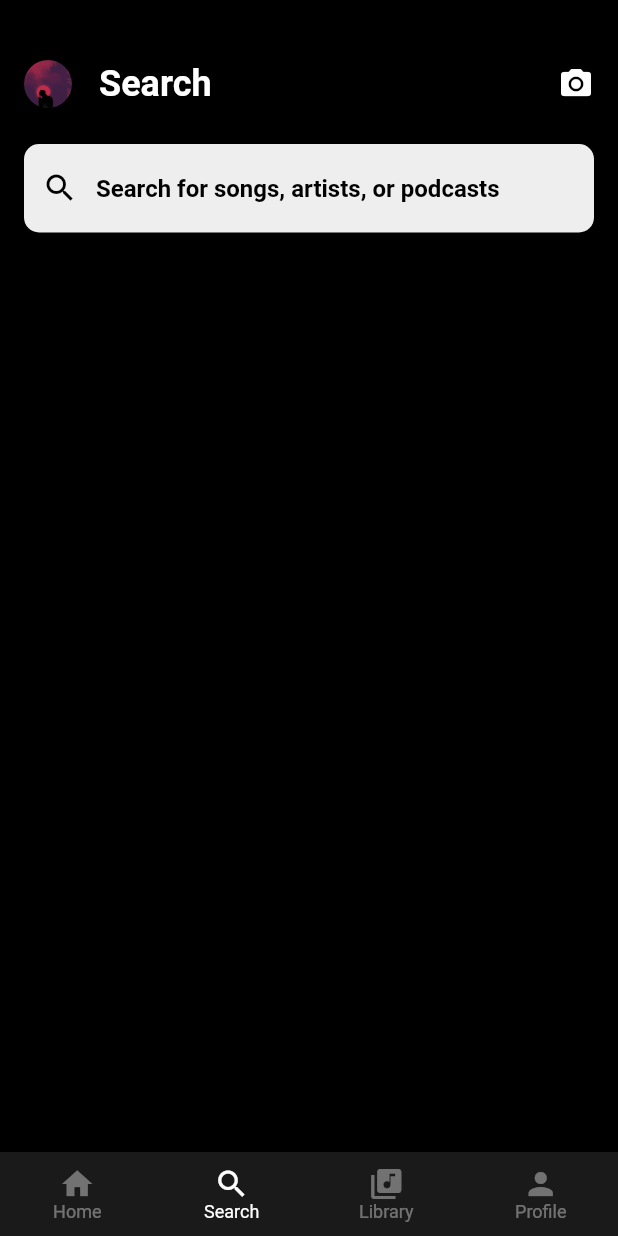
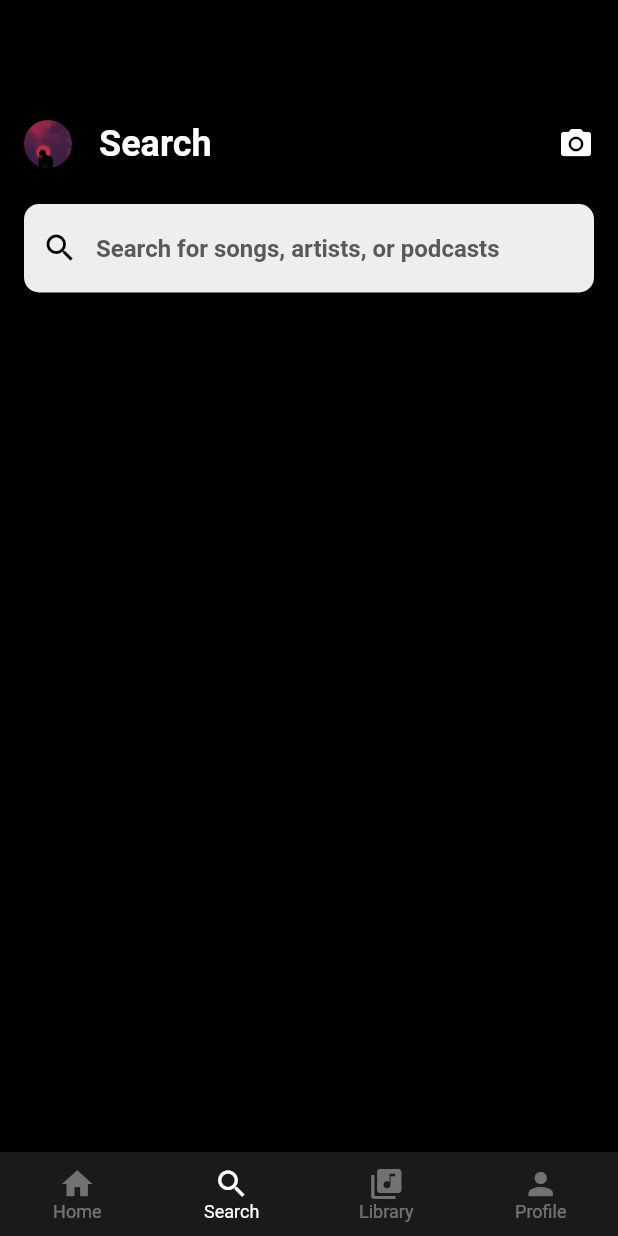
Before and after one commit to ahsanzizan/flutter-spotify-ui, a Flutter app: the screen it shows after launch, item 2 of the bottom bar chosen, on a phone screen of 412 x 824 dp. Run offline on Flutter 3.47's test engine with Material 2 defaults, Android fonts, the phone set to English and light mode, and no system bars.

Commit message:
modify sizedbox height in search page

```diff
--- a/lib/views/search.dart
+++ b/lib/views/search.dart
@@ -15,7 +15,7 @@ class _SearchViewState extends State<SearchView> {
         Column(
           children: [
             const SizedBox(
-              height: 40,
+              height: 80,
             ),
             Padding(
               padding: const EdgeInsets.symmetric(
@@ -68,7 +68,8 @@ class _SearchViewState extends State<SearchView> {
                 decoration: InputDecoration(
                   hintText: 'Search for songs, artists, or podcasts',
                   hintStyle: const TextStyle(
-                      color: Colors.black, fontWeight: FontWeight.bold),
+                      color: Color.fromARGB(255, 89, 89, 89),
+                      fontWeight: FontWeight.bold),
                   prefixIcon: const Icon(
                     Icons.search,
                     color: Colors.black,
```
